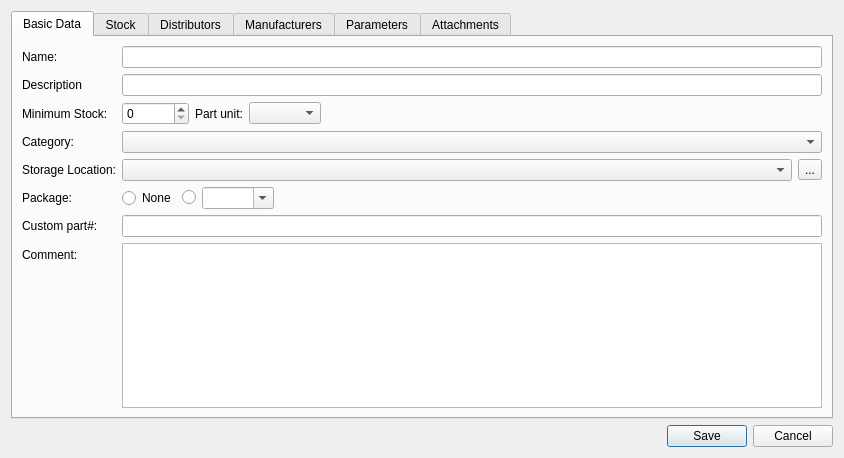
Before: the Qt Designer form src/partdialog.ui in jassuncao/myparts, drawn with Qt 5.
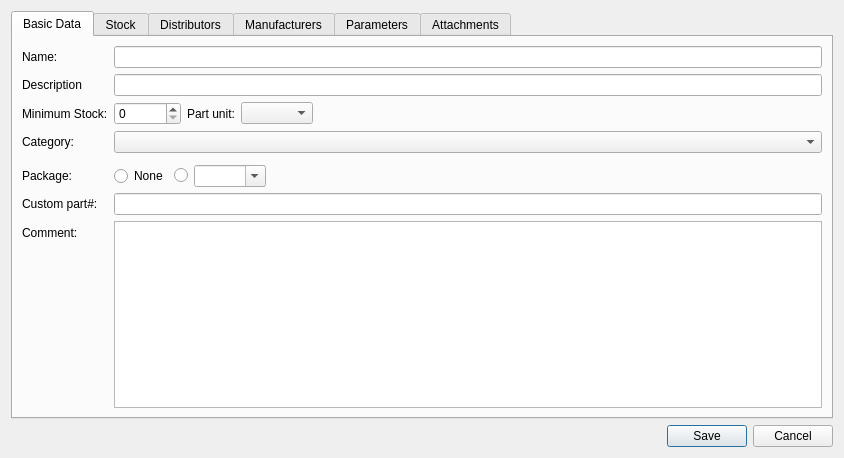
After: the same form once the commit is applied. Icons and pictures are not drawn. Custom widgets are drawn as their Qt base class.

Commit message: * The parts details side view shows the new stock information and the stock log in two tabs. * Removes deprecated fields in the part dialog (quantity, storage, condition)

```diff
--- a/src/partdialog.ui
+++ b/src/partdialog.ui
@@ -116,43 +116,8 @@
          </property>
         </widget>
        </item>
-       <item row="4" column="0">
-        <widget class="QLabel" name="label_6">
-         <property name="text">
-          <string>Storage Location:</string>
-         </property>
-        </widget>
-       </item>
        <item row="4" column="1">
-        <layout class="QHBoxLayout" name="horizontalLayout_6">
-         <item>
-          <widget class="TreeViewComboBox" name="partStorageCombo">
-           <property name="sizePolicy">
-            <sizepolicy hsizetype="Expanding" vsizetype="Fixed">
-             <horstretch>0</horstretch>
-             <verstretch>0</verstretch>
-            </sizepolicy>
-           </property>
-           <property name="sizeAdjustPolicy">
-            <enum>QComboBox::AdjustToContentsOnFirstShow</enum>
-           </property>
-           <property name="minimumContentsLength">
-            <number>24</number>
-           </property>
-          </widget>
-         </item>
-         <item>
-          <widget class="QToolButton" name="quickStorageButton">
-           <property name="text">
-            <string>...</string>
-           </property>
-           <property name="icon">
-            <iconset resource="resources.qrc">
-             <normaloff>:/icons/add</normaloff>:/icons/add</iconset>
-           </property>
-          </widget>
-         </item>
-        </layout>
+        <layout class="QHBoxLayout" name="horizontalLayout_6"/>
        </item>
        <item row="5" column="0">
         <widget class="QLabel" name="label_7">
```
The commit also changes 19 other files.
